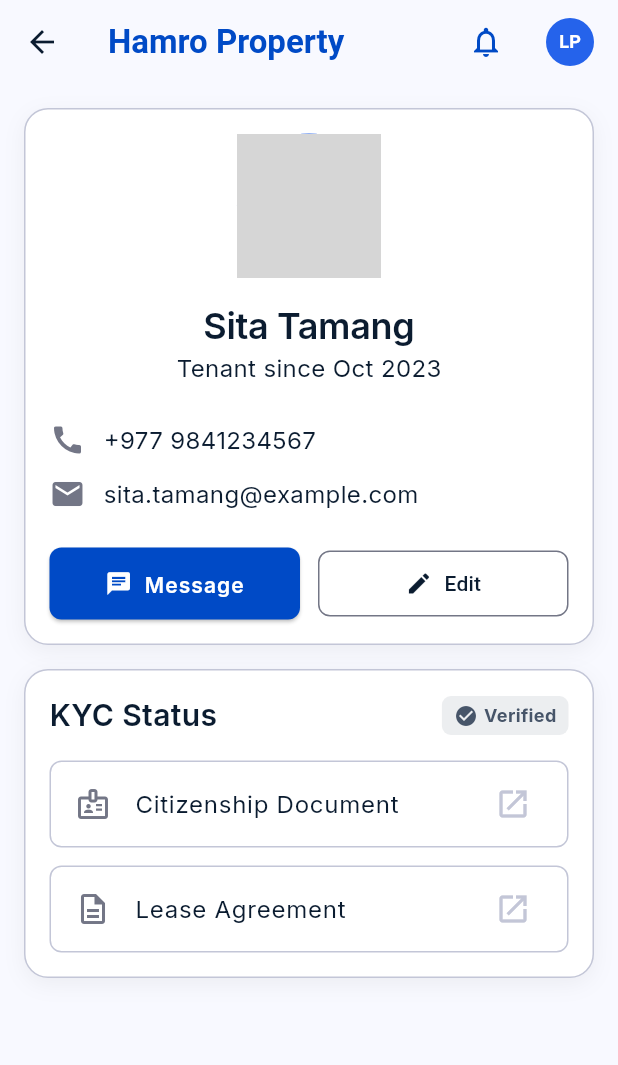
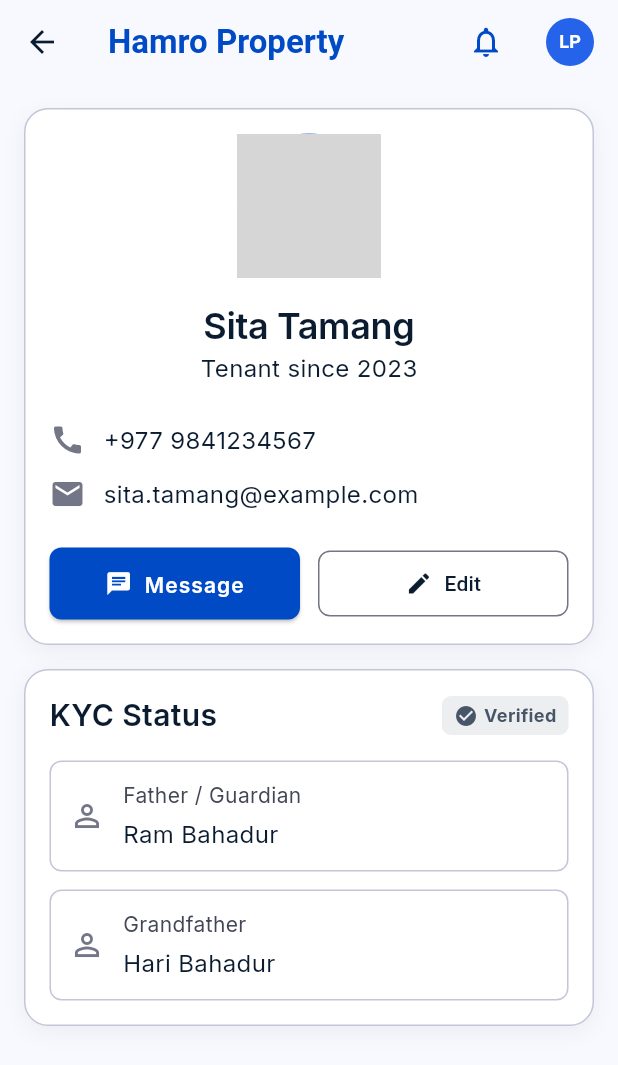
Before and after one commit to Niraj-exploit/rentwise-pro, a Flutter app: the TenantDetailPage screen opened directly with empty values, on a phone screen of 412 x 824 dp. Shown: the top 1065 px of the screen. Run offline on Flutter 3.47's test engine with Material 3 defaults, Android fonts, the phone set to English and light mode, and no system bars; our stand-ins replace dio, fl_chart, flutter_riverpod, freezed_annotation, go_router, google_fonts and 3 more; accounts and stored records are empty; generated files the repository leaves out were written again; network calls fail; grey boxes are pictures that could not be loaded.

Commit message:
update from niraj

```diff
--- a/rentwise_pro/lib/features/tenants/domain/entities/tenant.dart
+++ b/rentwise_pro/lib/features/tenants/domain/entities/tenant.dart
@@ -14,6 +14,11 @@
     required DateTime joinedDate,
     required TenantStatus status,
     @Default(0.0) double balance,
+
+    // Gist-required KYC fields
+    String? fatherName,
+    String? grandfatherName,
+    @Default('unverified') String kycStatus,
   }) = _Tenant;
 
   factory Tenant.fromJson(Map<String, dynamic> json) => _$TenantFromJson(json);
--- a/rentwise_pro/lib/features/tenants/presentation/screens/tenant_detail_screen.dart
+++ b/rentwise_pro/lib/features/tenants/presentation/screens/tenant_detail_screen.dart
@@ -3,6 +3,7 @@
 import 'package:rentwise_pro/core/theme/app_text_styles.dart';
 import 'package:rentwise_pro/core/theme/app_colors.dart';
 import 'package:rentwise_pro/shared/widgets/app_card.dart';
+import '../../domain/entities/tenant.dart';
 
 class TenantDetailPage extends ConsumerWidget {
   final String tenantId;
@@ -11,6 +12,27 @@
 
   @override
   Widget build(BuildContext context, WidgetRef ref) {
+    // NOTE: This screen still uses placeholder tenant info for now.
+    // Batch 1 only updated AddTenantScreen persistence + entity.
+    // Full wiring to load Tenant by tenantId will be implemented next pass
+    // when TenantRepository/provider is available.
+    final tenant = Tenant(
+      id: 'placeholder',
+      name: 'Sita Tamang',
+      phone: '+977 9841234567',
+      email: 'sita.tamang@example.com',
+      unitId: 'placeholder',
+      joinedDate: DateTime(2023, 10, 1),
+      status: TenantStatus.active,
+      balance: 0.0,
+      fatherName: 'Ram Bahadur',
+      grandfatherName: 'Hari Bahadur',
+      kycStatus: 'verified',
+    );
+
+    final kycText = tenant.kycStatus;
+    final isVerified = kycText.toLowerCase() == 'verified';
+
     return Scaffold(
       appBar: AppBar(
         title: const Text(
@@ -60,19 +82,18 @@
                     backgroundColor: AppColors.primaryContainer,
                   ),
                   const SizedBox(height: 16),
-                  Text('Sita Tamang', style: AppTextStyles.headlineMedium),
+                  Text(tenant.name, style: AppTextStyles.headlineMedium),
                   Text(
-                    'Tenant since Oct 2023',
+                    'Tenant since ${tenant.joinedDate.year}',
                     style: AppTextStyles.bodyMedium,
                   ),
                   const SizedBox(height: 24),
-
                   Row(
                     children: [
                       const Icon(Icons.call, color: AppColors.outline),
                       const SizedBox(width: 12),
                       Text(
-                        '+977 9841234567',
+                        tenant.phone,
                         style: AppTextStyles.bodyMedium.copyWith(
                           color: AppColors.onSurface,
                         ),
@@ -85,7 +106,7 @@
                       const Icon(Icons.mail, color: AppColors.outline),
                       const SizedBox(width: 12),
                       Text(
-                        'sita.tamang@example.com',
+                        tenant.email ?? '-',
                         style: AppTextStyles.bodyMedium.copyWith(
                           color: AppColors.onSurface,
                         ),
@@ -103,7 +124,8 @@
                           style: ElevatedButton.styleFrom(
                             backgroundColor: AppColors.primary,
                             foregroundColor: AppColors.onPrimary,
-                            padding: const EdgeInsets.symmetric(vertical: 12),
+                            padding:
+                                const EdgeInsets.symmetric(vertical: 12),
                             shape: RoundedRectangleBorder(
                               borderRadius: BorderRadius.circular(8),
                             ),
@@ -119,7 +141,8 @@
                           style: OutlinedButton.styleFrom(
                             foregroundColor: AppColors.onSurface,
                             side: const BorderSide(color: AppColors.outline),
-                            padding: const EdgeInsets.symmetric(vertical: 12),
+                            padding:
+                                const EdgeInsets.symmetric(vertical: 12),
                             shape: RoundedRectangleBorder(
                               borderRadius: BorderRadius.circular(8),
                             ),
@@ -139,29 +162,36 @@
                   Row(
                     mainAxisAlignment: MainAxisAlignment.spaceBetween,
                     children: [
-                      Text('KYC Status', style: AppTextStyles.headlineSmall),
+                      Text('KYC Status',
+                          style: AppTextStyles.headlineSmall),
                       Container(
                         padding: const EdgeInsets.symmetric(
                           horizontal: 8,
                           vertical: 4,
                         ),
                         decoration: BoxDecoration(
-                          color: AppColors.secondary.withOpacity(0.1),
+                          color: isVerified
+                              ? AppColors.secondary.withOpacity(0.1)
+                              : Colors.orange.withOpacity(0.15),
                           borderRadius: BorderRadius.circular(6),
                         ),
                         child: Row(
                           mainAxisSize: MainAxisSize.min,
                           children: [
                             Icon(
-                              Icons.check_circle,
+                              isVerified ? Icons.check_circle : Icons.hourglass_empty,
                               size: 16,
-                              color: AppColors.secondary,
+                              color: isVerified
+                                  ? AppColors.secondary
+                                  : Colors.orange,
                             ),
                             const SizedBox(width: 4),
                             Text(
-                              'Verified',
+                              isVerified ? 'Verified' : 'Unverified',
                               style: TextStyle(
-                                color: AppColors.secondary,
+                                color: isVerified
+                                    ? AppColors.secondary
+                                    : Colors.orange,
                                 fontSize: 12,
                                 fontWeight: FontWeight.bold,
                               ),
@@ -172,48 +202,16 @@
                     ],
                   ),
                   const SizedBox(height: 16),
-                  Container(
-                    decoration: BoxDecoration(
-                      border: Border.all(color: AppColors.outlineVariant),
-                      borderRadius: BorderRadius.circular(8),
-                    ),
-                    child: ListTile(
-                      leading: const Icon(
-                        Icons.badge_outlined,
-                        color: AppColors.outline,
-                      ),
-                      title: Text(
-                        'Citizenship Document',
-                        style: AppTextStyles.bodyMedium,
-                      ),
-                      trailing: const Icon(
-                        Icons.open_in_new,
-                        color: AppColors.outlineVariant,
-                      ),
-                      onTap: () {},
-                    ),
+                  _InfoRow(
+                    icon: Icons.person_outline,
+                    label: 'Father / Guardian',
+                    value: tenant.fatherName ?? '-',
                   ),
                   const SizedBox(height: 12),
-                  Container(
-                    decoration: BoxDecoration(
-                      border: Border.all(color: AppColors.outlineVariant),
-                      borderRadius: BorderRadius.circular(8),
-                    ),
-                    child: ListTile(
-                      leading: const Icon(
-                        Icons.description_outlined,
-                        color: AppColors.outline,
-                      ),
-                      title: Text(
-                        'Lease Agreement',
-                        style: AppTextStyles.bodyMedium,
-                      ),
-                      trailing: const Icon(
-                        Icons.open_in_new,
-                        color: AppColors.outlineVariant,
-                      ),
-                      onTap: () {},
-                    ),
+                  _InfoRow(
+                    icon: Icons.person_outline_outlined,
+                    label: 'Grandfather',
+                    value: tenant.grandfatherName ?? '-',
                   ),
                 ],
               ),
@@ -224,3 +222,42 @@
     );
   }
 }
+
+class _InfoRow extends StatelessWidget {
+  final IconData icon;
+  final String label;
+  final String value;
+
+  const _InfoRow({
+    required this.icon,
+    required this.label,
+    required this.value,
+  });
+
+  @override
+  Widget build(BuildContext context) {
+    return Container(
+      padding: const EdgeInsets.all(12),
+      decoration: BoxDecoration(
+        border: Border.all(color: AppColors.outlineVariant),
+        borderRadius: BorderRadius.circular(8),
+      ),
+      child: Row(
+        children: [
+          Icon(icon, color: AppColors.outline),
+          const SizedBox(width: 12),
+          Expanded(
+            child: Column(
+              crossAxisAlignment: CrossAxisAlignment.start,
+              children: [
+                Text(label, style: AppTextStyles.bodySmall),
+                const SizedBox(height: 4),
+                Text(value, style: AppTextStyles.bodyMedium),
+              ],
+            ),
+          ),
+        ],
+      ),
+    );
+  }
+}
```
Also changed, not shown: rentwise_pro/lib/core/storage/database_service.dart (+59 -1 lines), rentwise_pro/lib/features/tenants/presentation/screens/add_tenant_screen.dart (+85 -5 lines), rentwise_pro/lib/features/blocks/presentation/providers/blocks_controller.g.dart, rentwise_pro/lib/features/dashboard/presentation/providers/dashboard_controller.g.dart, rentwise_pro/lib/features/tenants/domain/entities/tenant.freezed.dart, rentwise_pro/lib/features/tenants/domain/entities/tenant.g.dart, rentwise_pro/lib/features/units/presentation/providers/units_controller.g.dart, rentwise_pro/pubspec.lock, 3 other files.
